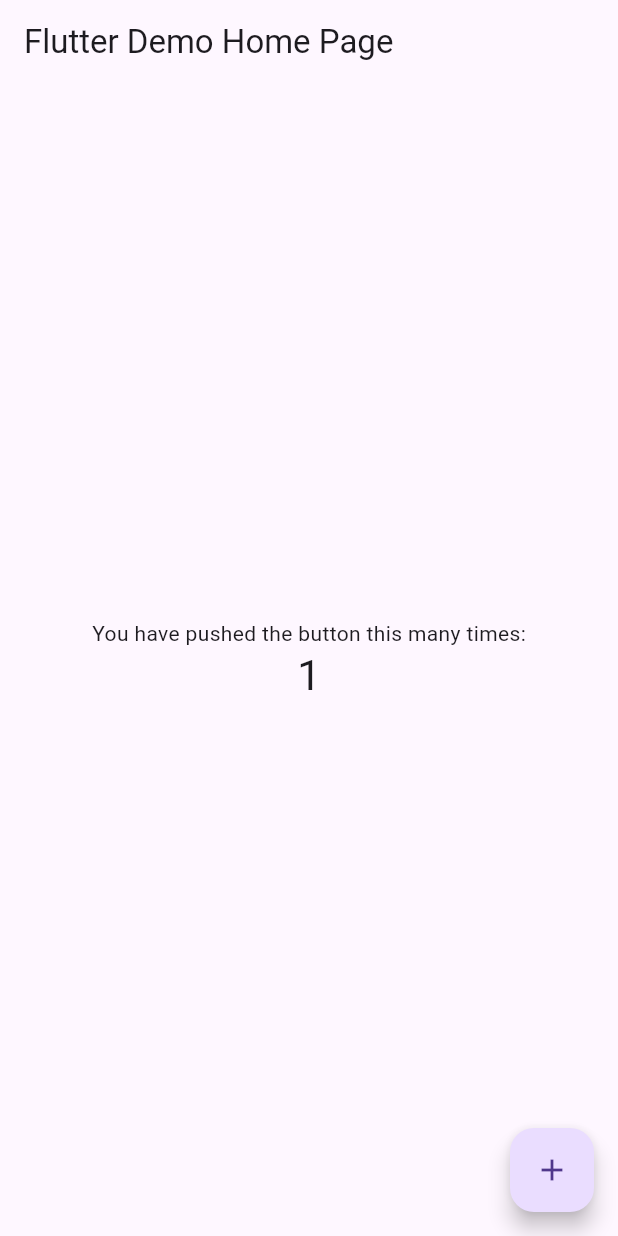
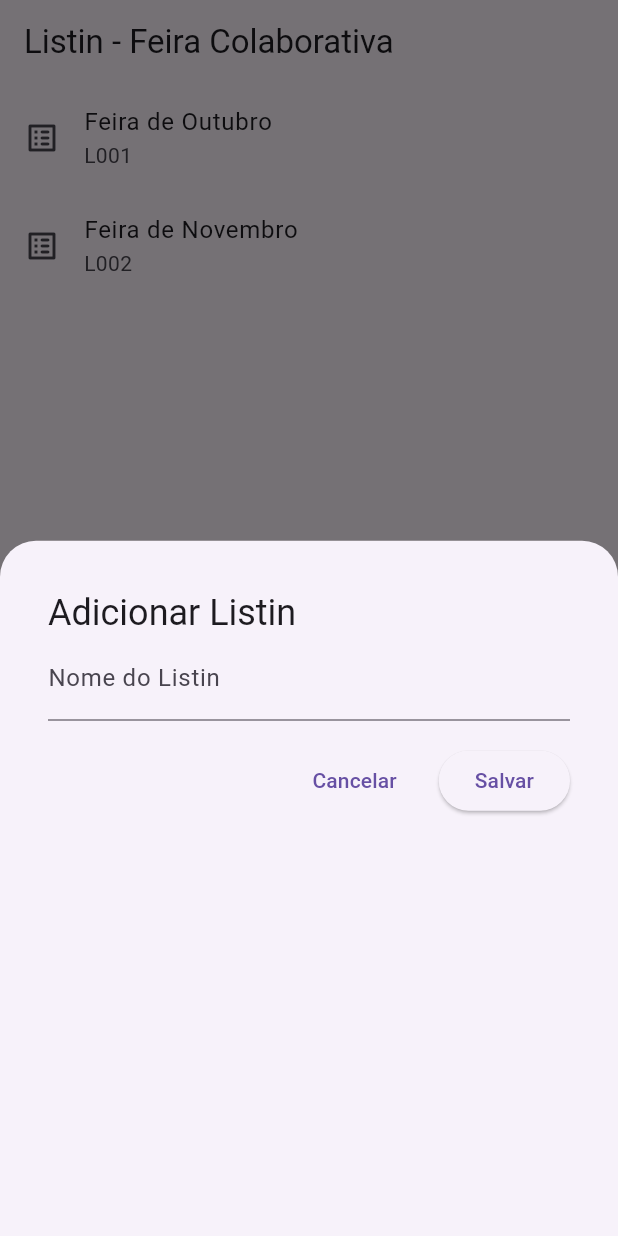
Before and after one commit to joaooo07/flutter-firestore, a Flutter app: the screen it shows after launch, after a tap on the "add" icon, on a phone screen of 412 x 824 dp. Run offline on Flutter 3.47's test engine with Material 3 defaults, Android fonts, the phone set to English and light mode, and no system bars; our stand-ins replace cloud_firestore, firebase_core; accounts and stored records are empty; generated files the repository leaves out were written again.

Commit message:
Add Homepage

```diff
--- /dev/null
+++ b/lib/firestore/models/listin.dart
@@ -0,0 +1,17 @@
+class Listin {
+  String id;
+  String name;
+
+  Listin({required this.id, required this.name});
+
+  Listin.fromMap(Map<String, dynamic> map)
+      : id = map["id"],
+        name = map["name"];
+
+  Map<String, dynamic> toMap() {
+    return {
+      "id": id,
+      "name": name,
+    };
+  }
+}
--- /dev/null
+++ b/lib/firestore/presentation/home_screen.dart
@@ -0,0 +1,114 @@
+import 'package:flutter/material.dart';
+import '../models/listin.dart';
+
+class HomeScreen extends StatefulWidget {
+  const HomeScreen({super.key});
+
+  @override
+  State<HomeScreen> createState() => _HomeScreenState();
+}
+
+class _HomeScreenState extends State<HomeScreen> {
+  final List<Listin> listListins = [
+    Listin(id: "L001", name: "Feira de Outubro"),
+    Listin(id: "L002", name: "Feira de Novembro"),
+  ];
+
+  @override
+  Widget build(BuildContext context) {
+    return Scaffold(
+      appBar: AppBar(
+        title: const Text("Listin - Feira Colaborativa"),
+      ),
+      floatingActionButton: FloatingActionButton(
+        onPressed: () {
+          showFormModal();
+        },
+        child: const Icon(Icons.add),
+      ),
+      body: (listListins.isEmpty)
+          ? const Center(
+              child: Text(
+                "Nenhuma lista ainda.\nVamos criar a primeira?",
+                textAlign: TextAlign.center,
+                style: TextStyle(fontSize: 18),
+              ),
+            )
+          : ListView(
+              children: List.generate(
+                listListins.length,
+                (index) {
+                  Listin model = listListins[index];
+                  return ListTile(
+                    leading: const Icon(Icons.list_alt_rounded),
+                    title: Text(model.name),
+                    subtitle: Text(model.id),
+                  );
+                },
+              ),
+            ),
+    );
+  }
+
+  showFormModal() {
+    // Labels à serem mostradas no Modal
+    String title = "Adicionar Listin";
+    String confirmationButton = "Salvar";
+    String skipButton = "Cancelar";
+
+    // Controlador do campo que receberá o nome do Listin
+    TextEditingController nameController = TextEditingController();
+
+    // Função do Flutter que mostra o modal na tela
+    showModalBottomSheet(
+      context: context,
+
+      // Define que as bordas verticais serão arredondadas
+      shape: const RoundedRectangleBorder(
+        borderRadius: BorderRadius.vertical(
+          top: Radius.circular(24),
+        ),
+      ),
+      builder: (context) {
+        return Container(
+          height: MediaQuery.of(context).size.height,
+          padding: const EdgeInsets.all(32.0),
+
+          // Formulário com Título, Campo e Botões
+          child: ListView(
+            children: [
+              Text(title, style: Theme.of(context).textTheme.headlineSmall),
+              TextFormField(
+                controller: nameController,
+                decoration:
+                    const InputDecoration(label: Text("Nome do Listin")),
+              ),
+              const SizedBox(
+                height: 16,
+              ),
+              Row(
+                mainAxisAlignment: MainAxisAlignment.end,
+                children: [
+                  TextButton(
+                    onPressed: () {
+                      Navigator.pop(context);
+                    },
+                    child: Text(skipButton),
+                  ),
+                  const SizedBox(
+                    width: 16,
+                  ),
+                  ElevatedButton(
+                      onPressed: () {
+                        //TODO: Implementar adição
+                      },
+                      child: Text(confirmationButton)),
+                ],
+              )
+            ],
+          ),
+        );
+      },
+    );
+  }
+}
--- a/lib/main.dart
+++ b/lib/main.dart
@@ -1,5 +1,6 @@
 import 'package:cloud_firestore/cloud_firestore.dart';
 import 'package:firebase_core/firebase_core.dart';
+import 'package:flutter_firebase_firestore_first/firestore/presentation/home_screen.dart';
 import 'firebase_options.dart';
 import 'package:flutter/material.dart';
 
@@ -19,109 +20,15 @@ void main() async {
 class MyApp extends StatelessWidget {
   const MyApp({super.key});
 
-  // This widget is the root of your application.
   @override
   Widget build(BuildContext context) {
     return MaterialApp(
-      title: 'Flutter Demo',
+      title: 'Projeto Listin (Alura)',
+      debugShowCheckedModeBanner: false,
       theme: ThemeData(
-        // This is the theme of your application.
-        //
-        // Try running your application with "flutter run". You'll see the
-        // application has a blue toolbar. Then, without quitting the app, try
-        // changing the primarySwatch below to Colors.green and then invoke
-        // "hot reload" (press "r" in the console where you ran "flutter run",
-        // or simply save your changes to "hot reload" in a Flutter IDE).
-        // Notice that the counter didn't reset back to zero; the application
-        // is not restarted.
         primarySwatch: Colors.blue,
       ),
-      home: const MyHomePage(title: 'Flutter Demo Home Page'),
+      home: const HomeScreen(),
     );
   }
 }
-
-class MyHomePage extends StatefulWidget {
-  const MyHomePage({super.key, required this.title});
-
-  // This widget is the home page of your application. It is stateful, meaning
-  // that it has a State object (defined below) that contains fields that affect
-  // how it looks.
-
-  // This class is the configuration for the state. It holds the values (in this
-  // case the title) provided by the parent (in this case the App widget) and
-  // used by the build method of the State. Fields in a Widget subclass are
-  // always marked "final".
-
-  final String title;
-
-  @override
-  State<MyHomePage> createState() => _MyHomePageState();
-}
-
-class _MyHomePageState extends State<MyHomePage> {
-  int _counter = 0;
-
-  void _incrementCounter() {
-    setState(() {
-      // This call to setState tells the Flutter framework that something has
-      // changed in this State, which causes it to rerun the build method below
-      // so that the display can reflect the updated values. If we changed
-      // _counter without calling setState(), then the build method would not be
-      // called again, and so nothing would appear to happen.
-      _counter++;
-    });
-  }
-
-  @override
-  Widget build(BuildContext context) {
-    // This method is rerun every time setState is called, for instance as done
-    // by the _incrementCounter method above.
-    //
-    // The Flutter framework has been optimized to make rerunning build methods
-    // fast, so that you can just rebuild anything that needs updating rather
-    // than having to individually change instances of widgets.
-    return Scaffold(
-      appBar: AppBar(
-        // Here we take the value from the MyHomePage object that was created by
-        // the App.build method, and use it to set our appbar title.
-        title: Text(widget.title),
-      ),
-      body: Center(
-        // Center is a layout widget. It takes a single child and positions it
-        // in the middle of the parent.
-        child: Column(
-          // Column is also a layout widget. It takes a list of children and
-          // arranges them vertically. By default, it sizes itself to fit its
-          // children horizontally, and tries to be as tall as its parent.
-          //
-          // Invoke "debug painting" (press "p" in the console, choose the
-          // "Toggle Debug Paint" action from the Flutter Inspector in Android
-          // Studio, or the "Toggle Debug Paint" command in Visual Studio Code)
-          // to see the wireframe for each widget.
-          //
-          // Column has various properties to control how it sizes itself and
-          // how it positions its children. Here we use mainAxisAlignment to
-          // center the children vertically; the main axis here is the vertical
-          // axis because Columns are vertical (the cross axis would be
-          // horizontal).
-          mainAxisAlignment: MainAxisAlignment.center,
-          children: <Widget>[
-            const Text(
-              'You have pushed the button this many times:',
-            ),
-            Text(
-              '$_counter',
-              style: Theme.of(context).textTheme.headlineMedium,
-            ),
-          ],
-        ),
-      ),
-      floatingActionButton: FloatingActionButton(
-        onPressed: _incrementCounter,
-        tooltip: 'Increment',
-        child: const Icon(Icons.add),
-      ), // This trailing comma makes auto-formatting nicer for build methods.
-    );
-  }
-}
```
